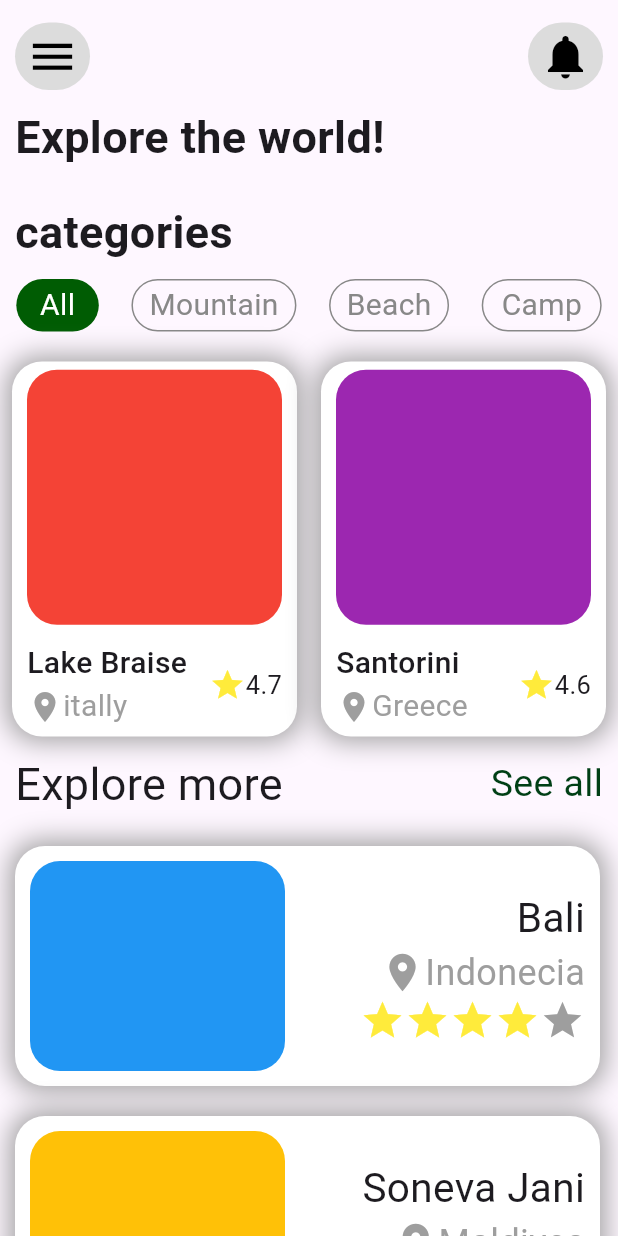
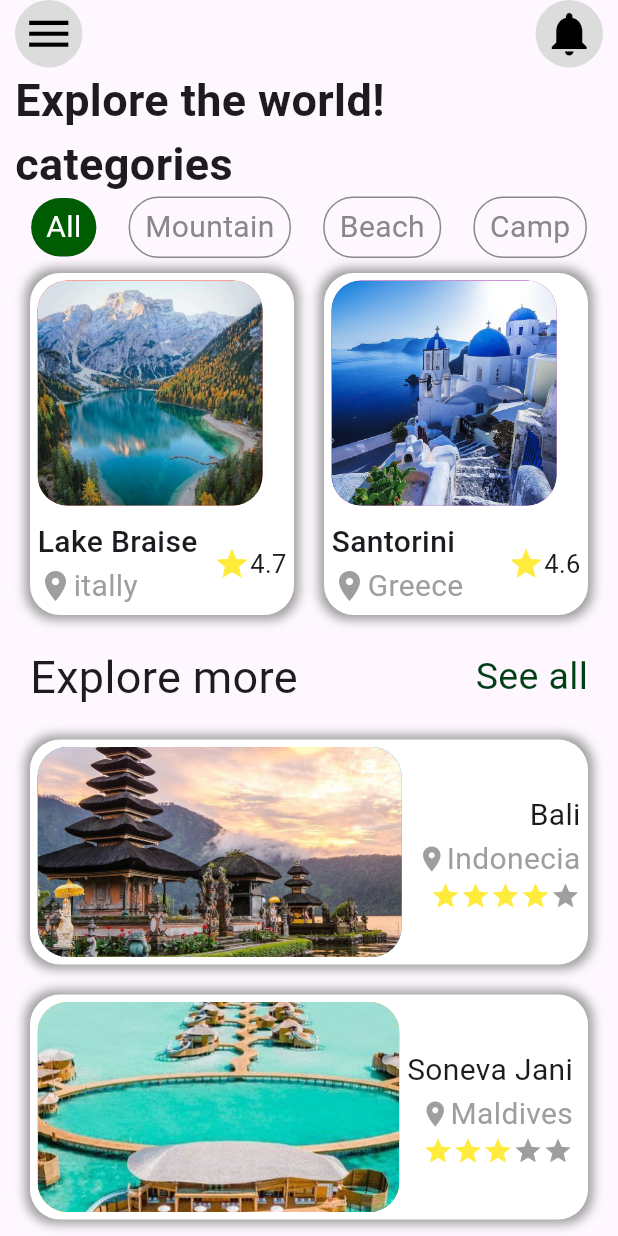
Before and after one commit to mohammed-ahmed-deyab/session-2-weakly-task, a Flutter app: the screen it shows after launch, on a phone screen of 412 x 824 dp. Run offline on Flutter 3.47's test engine with Material 3 defaults, Android fonts, the phone set to English and light mode, and no system bars.

```diff
--- a/lib/main.dart
+++ b/lib/main.dart
@@ -1,4 +1,6 @@
+import 'package:flutter/cupertino.dart';
 import 'package:flutter/material.dart';
+import 'package:flutter/widgets.dart';
 
 void main() {
   runApp(const MyApp());
@@ -11,13 +13,16 @@ class MyApp extends StatelessWidget {
   @override
   Widget build(BuildContext context) {
     return MaterialApp(
+      debugShowCheckedModeBanner: false,
       title: "session 2 weakly task",
       home: Scaffold(
         appBar: AppBar(
-          toolbarHeight: 60,
-          leadingWidth: 100,
+          toolbarHeight: 45,
+          leadingWidth: 55,
           leading: Container(
-            margin: const EdgeInsets.only(left: 10, top: 15, right: 40),
+            margin: const EdgeInsets.only(left: 10),
+            height: 45,
+            width: 45,
             decoration: const BoxDecoration(
               border: Border(),
               borderRadius: BorderRadius.all(Radius.circular(60)),
@@ -31,9 +36,9 @@ class MyApp extends StatelessWidget {
           ),
           actions: [
             Container(
-              margin: const EdgeInsets.only(left: 40, top: 15, right: 10),
-              height: 55,
-              width: 50,
+              margin: const EdgeInsets.only(right: 10),
+              height: 45,
+              width: 45,
               decoration: const BoxDecoration(
                 border: Border(),
                 borderRadius: BorderRadius.all(Radius.circular(60)),
@@ -47,47 +52,44 @@ class MyApp extends StatelessWidget {
             ),
           ],
         ),
-        body: Column(
+        body: Padding(
+          padding: const EdgeInsets.symmetric(horizontal: 10.0),
+          child: SingleChildScrollView(
+            child: Column(
               crossAxisAlignment: CrossAxisAlignment.start,
               mainAxisAlignment: MainAxisAlignment.spaceAround,
               children: [
                 //Explore the world
-            Container(
-              margin: const EdgeInsets.all(10),
-              child: const Text("Explore the world!",
-                  style: TextStyle(fontSize: 30, fontWeight: FontWeight.bold)),
-            ),
+                const Text("Explore the world!",
+                    style:
+                        TextStyle(fontSize: 30, fontWeight: FontWeight.bold)),
                 //categories
-            Container(
-              margin: const EdgeInsets.all(10),
-              child: const Text("categories",
-                  style: TextStyle(fontSize: 30, fontWeight: FontWeight.w600)),
-            ),
+                const Text("categories",
+                    style:
+                        TextStyle(fontSize: 30, fontWeight: FontWeight.w600)),
                 //categories row
-            Container(
-              margin: const EdgeInsets.only(bottom: 20),
-              child: Row(
+                Row(
                   mainAxisAlignment: MainAxisAlignment.spaceAround,
                   children: [
                     //All
                     Container(
-                    height: 35,
-                    width: 55,
                       decoration: const BoxDecoration(
                         color: Color.fromARGB(255, 0, 92, 3),
                         borderRadius: BorderRadius.all(Radius.circular(20)),
                       ),
                       child: const Center(
+                        child: Padding(
+                          padding: EdgeInsets.symmetric(
+                              vertical: 5.0, horizontal: 10),
                           child: Text(
                             "All",
                             style: TextStyle(color: Colors.white, fontSize: 20),
                           ),
                         ),
                       ),
+                    ),
                     //Mountain
                     Container(
-                    height: 35,
-                    width: 110,
                       decoration: BoxDecoration(
                           border: Border.all(
                             color: const Color.fromARGB(255, 136, 136, 136),
@@ -95,6 +97,9 @@ class MyApp extends StatelessWidget {
                           borderRadius:
                               const BorderRadius.all(Radius.circular(20))),
                       child: const Center(
+                        child: Padding(
+                          padding: EdgeInsets.symmetric(
+                              vertical: 5.0, horizontal: 10),
                           child: Text(
                             "Mountain",
                             style: TextStyle(
@@ -103,10 +108,9 @@ class MyApp extends StatelessWidget {
                           ),
                         ),
                       ),
+                    ),
                     //Beach
                     Container(
-                    height: 35,
-                    width: 80,
                       decoration: BoxDecoration(
                           border: Border.all(
                             color: const Color.fromARGB(255, 136, 136, 136),
@@ -114,6 +118,9 @@ class MyApp extends StatelessWidget {
                           borderRadius:
                               const BorderRadius.all(Radius.circular(20))),
                       child: const Center(
+                        child: Padding(
+                          padding: EdgeInsets.symmetric(
+                              vertical: 5.0, horizontal: 10),
                           child: Text(
                             "Beach",
                             style: TextStyle(
@@ -122,10 +129,9 @@ class MyApp extends StatelessWidget {
                           ),
                         ),
                       ),
+                    ),
                     //Camp
                     Container(
-                    height: 35,
-                    width: 80,
                       decoration: BoxDecoration(
                           border: Border.all(
                             color: const Color.fromARGB(255, 136, 136, 136),
@@ -133,6 +139,9 @@ class MyApp extends StatelessWidget {
                           borderRadius:
                               const BorderRadius.all(Radius.circular(20))),
                       child: const Center(
+                        child: Padding(
+                          padding: EdgeInsets.symmetric(
+                              vertical: 5.0, horizontal: 10),
                           child: Text(
                             "Camp",
                             style: TextStyle(
@@ -141,17 +150,17 @@ class MyApp extends StatelessWidget {
                           ),
                         ),
                       ),
+                    ),
                   ],
-              ),
                 ),
                 //row of content
                 Row(
                   mainAxisAlignment: MainAxisAlignment.spaceAround,
                   children: [
                     //1
-                Container(
-                  height: 250,
-                  width: 190,
+                    Expanded(
+                      child: Container(
+                        margin: const EdgeInsets.all(10),
                         decoration: const BoxDecoration(
                           color: Colors.white,
                           border: Border(),
@@ -160,7 +169,7 @@ class MyApp extends StatelessWidget {
                             BoxShadow(
                               color: Colors.grey,
                               spreadRadius: 3,
-                        blurRadius: 15,
+                              blurRadius: 5,
                             )
                           ],
                         ),
@@ -169,21 +178,30 @@ class MyApp extends StatelessWidget {
                           crossAxisAlignment: CrossAxisAlignment.start,
                           children: [
                             Container(
-                        margin: const EdgeInsets.only(left: 10),
-                        height: 170,
-                        width: 170,
+                              margin: const EdgeInsets.all(5),
+                              height: 150,
+                              width: 150,
                               decoration: const BoxDecoration(
                                 color: Colors.red,
-                          borderRadius: BorderRadius.all(Radius.circular(20)),
+                                borderRadius:
+                                    BorderRadius.all(Radius.circular(20)),
+                              ),
+                              child: ClipRRect(
+                                borderRadius:
+                                    const BorderRadius.all(Radius.circular(20)),
+                                child: Image.asset('images/Lake Braise.jpg',
+                                    fit: BoxFit.cover),
                               ),
                             ),
-                      Row(
-                        mainAxisAlignment: MainAxisAlignment.spaceBetween,
+                            const Padding(
+                              padding: EdgeInsets.all(5.0),
+                              child: Row(
+                                mainAxisAlignment:
+                                    MainAxisAlignment.spaceBetween,
                                 children: [
-                          Container(
-                            margin: const EdgeInsets.only(left: 10),
-                            child: const Column(
-                              crossAxisAlignment: CrossAxisAlignment.start,
+                                  Column(
+                                    crossAxisAlignment:
+                                        CrossAxisAlignment.start,
                                     children: [
                                       Text(
                                         "Lake Braise",
@@ -209,10 +227,7 @@ class MyApp extends StatelessWidget {
                                       )
                                     ],
                                   ),
-                          ),
-                          Container(
-                            margin: const EdgeInsets.only(right: 10),
-                            child: const Row(
+                                  Row(
                                     children: [
                                       Icon(
                                         Icons.star,
@@ -223,17 +238,18 @@ class MyApp extends StatelessWidget {
                                         style: TextStyle(fontSize: 17),
                                       )
                                     ],
-                            ),
                                   )
                                 ],
+                              ),
                             ),
                           ],
                         ),
                       ),
+                    ),
                     //2
-                Container(
-                  height: 250,
-                  width: 190,
+                    Expanded(
+                      child: Container(
+                        margin: const EdgeInsets.all(10),
                         decoration: const BoxDecoration(
                           color: Colors.white,
                           border: Border(),
@@ -242,7 +258,7 @@ class MyApp extends StatelessWidget {
                             BoxShadow(
                               color: Colors.grey,
                               spreadRadius: 3,
-                        blurRadius: 15,
+                              blurRadius: 5,
                             )
                           ],
                         ),
@@ -251,21 +267,33 @@ class MyApp extends StatelessWidget {
                           crossAxisAlignment: CrossAxisAlignment.start,
                           children: [
                             Container(
-                        margin: const EdgeInsets.only(left: 10),
-                        height: 170,
-                        width: 170,
+                              margin: const EdgeInsets.all(5),
+                              height: 150,
+                              width: 150,
                               decoration: const BoxDecoration(
                                 color: Colors.purple,
                                 borderRadius:
-                                BorderRadius.all(Radius.circular(20))),
+                                    BorderRadius.all(Radius.circular(20)),
                               ),
-                      Row(
-                        mainAxisAlignment: MainAxisAlignment.spaceBetween,
+                              child: ClipRRect(
+                                borderRadius: const BorderRadius.all(
+                                  Radius.circular(20),
+                                ),
+                                child: Image.asset(
+                                  'images/Santorini.jpg',
+                                  fit: BoxFit.cover,
+                                ),
+                              ),
+                            ),
+                            const Padding(
+                              padding: EdgeInsets.all(5.0),
+                              child: Row(
+                                mainAxisAlignment:
+                                    MainAxisAlignment.spaceBetween,
                                 children: [
-                          Container(
-                            margin: const EdgeInsets.only(left: 10),
-                            child: const Column(
-                              crossAxisAlignment: CrossAxisAlignment.start,
+                                  Column(
+                                    crossAxisAlignment:
+                                        CrossAxisAlignment.start,
                                     children: [
                                       Text(
                                         "Santorini",
@@ -291,10 +319,7 @@ class MyApp extends StatelessWidget {
                                       )
                                     ],
                                   ),
-                          ),
-                          Container(
-                            margin: const EdgeInsets.only(right: 10),
-                            child: const Row(
+                                  Row(
                                     children: [
                                       Icon(
                                         Icons.star,
@@ -305,43 +330,39 @@ class MyApp extends StatelessWidget {
                                         style: TextStyle(fontSize: 17),
                                       )
                                     ],
-                            ),
                                   )
-                        ],
-                      ),
                                 ],
                               ),
                             ),
                           ],
                         ),
+                      ),
+                    ),
+                  ],
+                ),
                 //Explore more
-            Row(
+                const Padding(
+                  padding: EdgeInsets.all(10.0),
+                  child: Row(
                     mainAxisAlignment: MainAxisAlignment.spaceBetween,
                     children: [
-                Container(
-                  margin: const EdgeInsets.all(10),
-                  child: const Text(
+                      Text(
                         "Explore more",
                         style: TextStyle(fontSize: 30),
                       ),
-                ),
-                Container(
-                  margin: const EdgeInsets.all(10),
-                  child: const Text(
+                      Text(
                         "See all",
                         style: TextStyle(
                           fontSize: 25,
                           color: Color.fromARGB(255, 0, 63, 21),
                         ),
                       ),
+                    ],
                   ),
-              ],
                 ),
                 //1
                 Container(
                   margin: const EdgeInsets.all(10),
-              height: 160,
-              width: 390,
                   decoration: const BoxDecoration(
                     color: Colors.white,
                     border: Border(),
@@ -350,31 +371,38 @@ class MyApp extends StatelessWidget {
                       BoxShadow(
                         color: Colors.grey,
                         spreadRadius: 3,
-                    blurRadius: 15,
+                        blurRadius: 5,
                       )
                     ],
                   ),
                   child: Row(
-                mainAxisAlignment: MainAxisAlignment.spaceBetween,
+                    mainAxisAlignment: MainAxisAlignment.spaceEvenly,
                     children: [
-                  Container(
-                    margin: const EdgeInsets.all(10),
+                      Expanded(
+                        child: Container(
                           height: 140,
-                    width: 170,
+                          margin: const EdgeInsets.all(5),
                           decoration: BoxDecoration(
                               color: Colors.blue,
                               borderRadius: BorderRadius.circular(20)),
+                          child: ClipRRect(
+                            borderRadius:
+                                const BorderRadius.all(Radius.circular(20)),
+                            child: Image.asset('images/Bali.jpg',
+                                fit: BoxFit.cover),
                           ),
-                  Container(
-                    margin: const EdgeInsets.only(right: 10),
-                    child: const Column(
-                      mainAxisAlignment: MainAxisAlignment.center,
+                        ),
+                      ),
+                      const Padding(
+                        padding: EdgeInsets.all(5.0),
+                        child: Column(
+                          mainAxisAlignment: MainAxisAlignment.spaceEvenly,
                           crossAxisAlignment: CrossAxisAlignment.end,
                           children: [
                             Text(
                               "Bali",
                               style: TextStyle(
-                            fontSize: 27,
+                                fontSize: 20,
                               ),
                             ),
                             Row(
@@ -382,12 +410,12 @@ class MyApp extends StatelessWidget {
                                 Icon(
                                   Icons.place,
                                   color: Colors.grey,
-                              size: 30,
+                                  size: 20,
                                 ),
                                 Text(
                                   "Indonecia",
                                   style: TextStyle(
-                                fontSize: 24,
+                                    fontSize: 20,
                                     color: Colors.grey,
                                   ),
                                 )
@@ -398,27 +426,27 @@ class MyApp extends StatelessWidget {
                                 Icon(
                                   Icons.star,
                                   color: Colors.yellow,
-                              size: 30,
+                                  size: 20,
                                 ),
                                 Icon(
                                   Icons.star,
                                   color: Colors.yellow,
-                              size: 30,
+                                  size: 20,
                                 ),
                                 Icon(
                                   Icons.star,
                                   color: Colors.yellow,
-                              size: 30,
+                                  size: 20,
                                 ),
                                 Icon(
                                   Icons.star,
                                   color: Colors.yellow,
-                              size: 30,
+                                  size: 20,
                                 ),
                                 Icon(
                                   Icons.star,
                                   color: Colors.grey,
-                              size: 30,
+                                  size: 20,
                                 ),
                               ],
                             )
@@ -431,8 +459,6 @@ class MyApp extends StatelessWidget {
                 //2
                 Container(
                   margin: const EdgeInsets.all(10),
-              height: 160,
-              width: 390,
                   decoration: const BoxDecoration(
                     color: Colors.white,
                     border: Border(),
@@ -441,20 +467,27 @@ class MyApp extends StatelessWidget {
                       BoxShadow(
                         color: Colors.grey,
                         spreadRadius: 3,
-                    blurRadius: 15,
+                        blurRadius: 5,
                       )
                     ],
                   ),
                   child: Row(
                     mainAxisAlignment: MainAxisAlignment.spaceBetween,
                     children: [
-                  Container(
-                    margin: const EdgeInsets.all(10),
+                      Expanded(
+                        child: Container(
+                          margin: const EdgeInsets.all(5),
                           height: 140,
-                    width: 170,
                           decoration: BoxDecoration(
                               color: Colors.amber,
                               borderRadius: BorderRadius.circular(20)),
+                          child: ClipRRect(
+                            borderRadius:
+                                const BorderRadius.all(Radius.circular(20)),
+                            child: Image.asset('images/Soneva jani.jpg',
+                                fit: BoxFit.cover),
+                          ),
+                        ),
                       ),
                       Container(
                         margin: const EdgeInsets.only(right: 10),
@@ -465,7 +498,7 @@ class MyApp extends StatelessWidget {
                             Text(
                               "Soneva Jani",
                               style: TextStyle(
-                            fontSize: 27,
+                                fontSize: 20,
                               ),
                             ),
                             Row(
@@ -473,12 +506,12 @@ class MyApp extends StatelessWidget {
                                 Icon(
                                   Icons.place,
                                   color: Colors.grey,
-                              size: 30,
+                                  size: 20,
                                 ),
                                 Text(
                                   "Maldives",
                                   style: TextStyle(
-                                fontSize: 24,
+                                    fontSize: 20,
                                     color: Colors.grey,
                                   ),
                                 )
@@ -489,27 +522,27 @@ class MyApp extends StatelessWidget {
                                 Icon(
                                   Icons.star,
                                   color: Colors.yellow,
-                              size: 30,
+                                  size: 20,
                                 ),
                                 Icon(
                                   Icons.star,
                                   color: Colors.yellow,
-                              size: 30,
+                                  size: 20,
                                 ),
                                 Icon(
                                   Icons.star,
                                   color: Colors.yellow,
-                              size: 30,
+                                  size: 20,
                                 ),
                                 Icon(
                                   Icons.star,
                                   color: Colors.grey,
-                              size: 30,
+                                  size: 20,
                                 ),
                                 Icon(
                                   Icons.star,
                                   color: Colors.grey,
-                              size: 30,
+                                  size: 20,
                                 ),
                               ],
                             )
@@ -522,6 +555,8 @@ class MyApp extends StatelessWidget {
               ],
             ),
           ),
+        ),
+      ),
     );
   }
 }
--- a/pubspec.yaml
+++ b/pubspec.yaml
@@ -59,9 +59,8 @@ flutter:
   uses-material-design: true
 
   # To add assets to your application, add an assets section, like this:
-  # assets:
-  #   - images/a_dot_burr.jpeg
-  #   - images/a_dot_ham.jpeg
+  assets:
+    - images/
 
   # An image asset can refer to one or more resolution-specific "variants", see
   # https://flutter.dev/assets-and-images/#resolution-aware
```
Also changed, not shown: images/Bali.jpg (renamed from lib/Bali.jpg), images/Lake Braise.jpg (renamed from lib/Lake Braise.jpg), images/Santorini.jpg (renamed from lib/Santorini.jpg), images/Soneva jani.jpg (renamed from lib/Soneva jani.jpg), 37 other files. Lines whose indentation alone changed are shown as unchanged.
